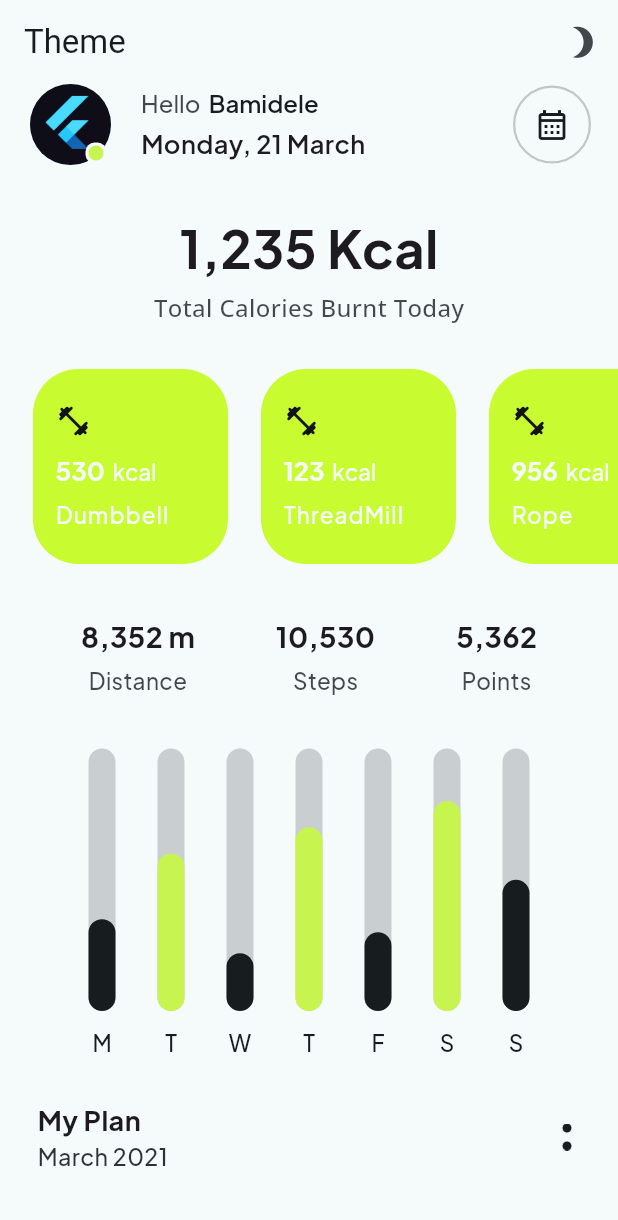
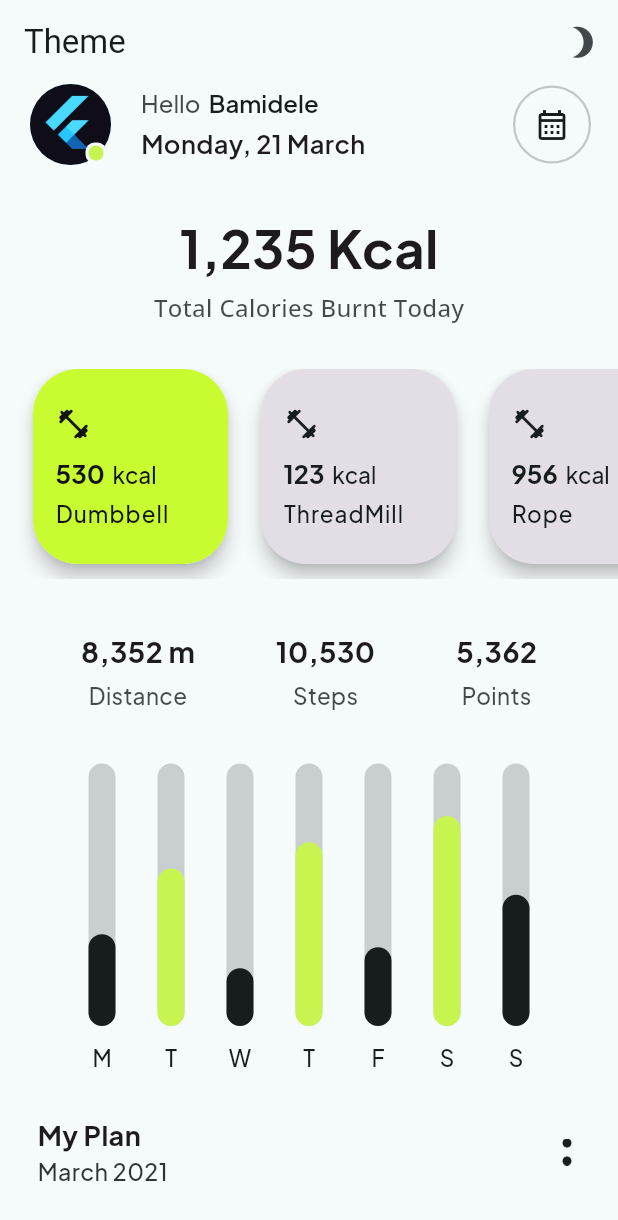
Before and after one commit to devBamidele/fitness_ui, a Flutter app: the screen it shows after launch, on a phone screen of 412 x 824 dp. Shown: the top 1220 px of the screen. Run offline on Flutter 3.47's test engine with Material 2 defaults, Android fonts, the phone set to English and light mode, and no system bars; drawn by our look-alikes of fl_chart; our stand-ins replace animated_theme_switcher, auto_route, google_fonts, shared_preferences.

```diff
--- a/lib/components/fitness_item.dart
+++ b/lib/components/fitness_item.dart
@@ -1,4 +1,6 @@
 import 'package:fitness_ui/models/fitness.dart';
+import 'package:fitness_ui/pages/home_page.dart';
+import 'package:fitness_ui/sample_data/fitness_data.dart';
 import 'package:fitness_ui/utils/widget_functions.dart';
 import 'package:flutter/material.dart';
 import 'package:google_fonts/google_fonts.dart';
@@ -9,41 +11,56 @@ class FitnessItem extends StatelessWidget {
   const FitnessItem({
     Key? key,
     required this.item,
+    required this.onTap,
   }) : super(key: key);
 
   final Fitness item;
+  final VoidCallback onTap;
 
   @override
   Widget build(BuildContext context) {
+    bool selected = item.selected;
+    bool lastItem = item == fitnessData.last;
     ColorScheme colors = Theme.of(context).colorScheme;
     return Padding(
-      padding: const EdgeInsets.only(left: 22),
+      padding: EdgeInsets.only(left: 22, bottom: 10, right: lastItem ? 22 : 0),
+      child: GestureDetector(
+        onTap: onTap,
         child: Material(
           borderRadius: const BorderRadius.all(Radius.circular(30)),
           clipBehavior: Clip.antiAlias,
+          elevation: 5,
+          shadowColor: Colors.black,
           child: Container(
             padding: const EdgeInsets.symmetric(horizontal: 15, vertical: 18),
             width: 130,
-          decoration: const BoxDecoration(
-            color: kSecondary,
+            decoration: BoxDecoration(
+              color: selected
+                  ? kSecondary
+                  : context.isDarkMode
+                      ? kTileColorUnselected
+                      : colors.onBackground.withAlpha(30),
+            ),
+            child: DefaultTextStyle(
+              style: TextStyle(
+                color: selected ? kDark : colors.onBackground,
               ),
               child: Column(
                 crossAxisAlignment: CrossAxisAlignment.start,
                 mainAxisAlignment: MainAxisAlignment.center,
                 children: [
-              const Icon(
+                  Icon(
                     Icons.fitness_center_rounded,
-                color: kDark,
+                    color: selected ? kDark : colors.onBackground,
                   ),
                   addVerticalSpace(10),
-              RichText(
-                text: TextSpan(
+                  Text.rich(
+                    TextSpan(
                       children: <TextSpan>[
                         TextSpan(
                           text: item.kcal.toString(),
                           style: GoogleFonts.plusJakartaSans(
                             fontSize: 17,
-                        color: colors.background,
                             fontWeight: FontWeight.bold,
                           ),
                         ),
@@ -51,27 +68,27 @@ class FitnessItem extends StatelessWidget {
                           text: '  kcal',
                           style: GoogleFonts.plusJakartaSans(
                             fontSize: 15,
-                        color: colors.background,
                             fontWeight: FontWeight.w500,
                           ),
                         )
                       ],
                     ),
                   ),
-              addVerticalSpace(9),
+                  addVerticalSpace(7),
                   Text(
                     item.equipment,
                     style: GoogleFonts.plusJakartaSans(
                       fontSize: 15,
                       fontWeight: FontWeight.w500,
                       letterSpacing: 0.7,
-                  color: colors.background,
                     ),
                   ),
                 ],
               ),
             ),
           ),
+        ),
+      ),
     );
   }
 }
--- a/lib/models/fitness.dart
+++ b/lib/models/fitness.dart
@@ -1,9 +1,11 @@
 class Fitness {
   int kcal;
   String equipment;
+  bool selected;
 
   Fitness({
     required this.kcal,
     required this.equipment,
+    this.selected = false,
   });
 }
--- a/lib/pages/home_page.dart
+++ b/lib/pages/home_page.dart
@@ -18,8 +18,22 @@ extension DarkMode on BuildContext {
   }
 }
 
-class HomePage extends StatelessWidget {
+class HomePage extends StatefulWidget {
   const HomePage({Key? key}) : super(key: key);
+
+  @override
+  State<HomePage> createState() => _HomePageState();
+}
+
+class _HomePageState extends State<HomePage> {
+  fitnessTypeSelected(int index) {
+    setState(() {
+      for (int i = 0; i < fitnessData.length; i++) {
+        fitnessData[i].selected = false;
+      }
+      fitnessData[index].selected = true;
+    });
+  }
 
   @override
   Widget build(BuildContext context) {
@@ -131,13 +145,14 @@ class HomePage extends StatelessWidget {
                   ),
                   addVerticalSpace(30),
                   SizedBox(
-                    height: 130,
+                    height: 140,
                     child: ListView.builder(
                       scrollDirection: Axis.horizontal,
                       itemCount: fitnessData.length,
                       itemBuilder: (BuildContext context, int index) {
                         return FitnessItem(
                           item: fitnessData[index],
+                          onTap: () => fitnessTypeSelected(index),
                         );
                       },
                     ),
--- a/lib/sample_data/fitness_data.dart
+++ b/lib/sample_data/fitness_data.dart
@@ -1,7 +1,7 @@
 import '../models/fitness.dart';
 
-List fitnessData = [
-  Fitness(kcal: 530, equipment: 'Dumbbell'),
+List<Fitness> fitnessData = [
+  Fitness(kcal: 530, equipment: 'Dumbbell', selected: true),
   Fitness(kcal: 123, equipment: 'ThreadMill'),
   Fitness(kcal: 956, equipment: 'Rope'),
   Fitness(kcal: 530, equipment: 'Dumbbell'),
--- a/lib/utils/colors.dart
+++ b/lib/utils/colors.dart
@@ -4,3 +4,4 @@ const kLight = Color(0xffFBFBFB);
 const kDark = Color(0xff121317);
 const kSecondary = Color(0xffC8FB30);
 const kTileColor = Color(0xffC8F44F);
+const kTileColorUnselected = Color(0xff363636);
```
Lines whose indentation alone changed are shown as unchanged.
